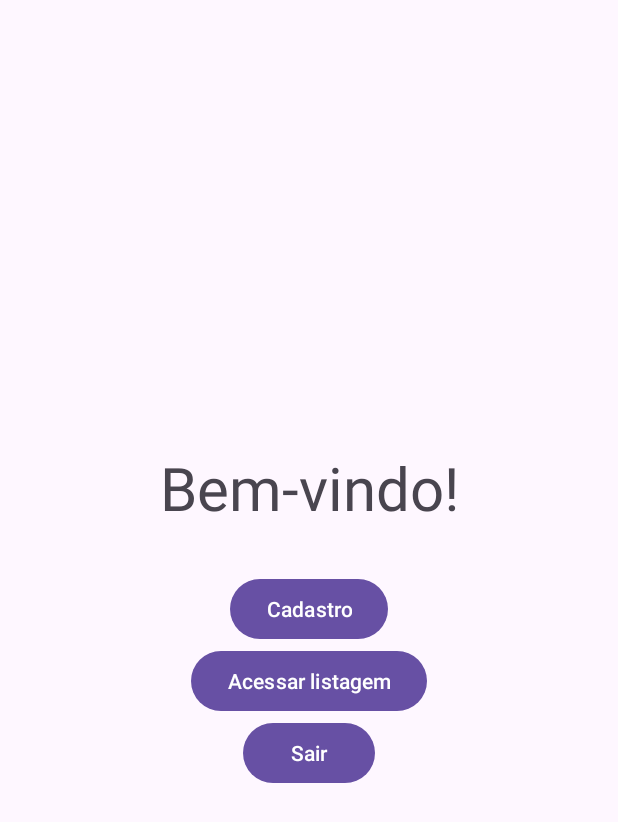
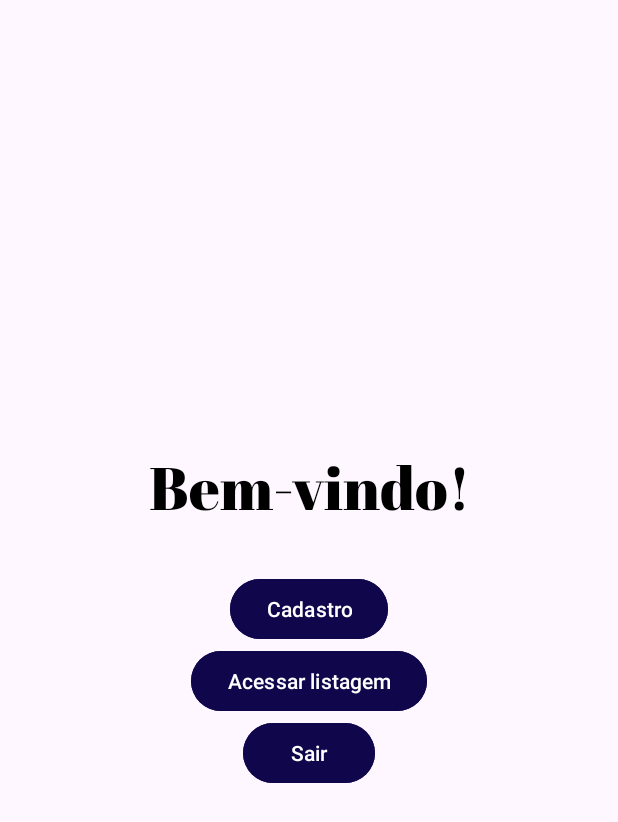
Before and after one commit to dinetzu/projetofinalinclusao, an Android app: the screen it shows after launch (TelaInicialActivity), on a phone screen of 412 x 824 dp. Shown: the top 822 px of the screen. Run offline under Robolectric (Android 15) with nearby library versions, the phone set to English and light mode, and no system bars; Roboto replaces fonts that are not available here.

Commit message:
commit_28/03

```diff
--- a/app/src/main/java/com/example/projetofinalmarch/ListagemActivity.java
+++ b/app/src/main/java/com/example/projetofinalmarch/ListagemActivity.java
@@ -16,7 +16,7 @@ import com.example.projetofinalmarch.ui.UsuarioAdapter;
 import java.util.List;
 
 
-// não consigo passar os dados do BD para cá
+// não conseguimos passar os dados do BD para cá, apesar de estar funcional no CadastroActivity
 public class ListagemActivity extends AppCompatActivity {
 
     private ActivityListagemBinding binding;
@@ -39,7 +39,7 @@ public class ListagemActivity extends AppCompatActivity {
             public void run(){
                 AppDatabase db = AppDatabase.getInstance(getApplicationContext());
 
-                //cria uma variavel para acessar o usuario DAO
+                //Cria uma variavel para acessar o usuario DAO
                 UsuarioDAO usuarioDao = db.usuarioDAO();
                 List<Usuario> listaUsuario = usuarioDao.listarUsuarios();
 
--- a/app/src/main/java/com/example/projetofinalmarch/TelaInicialActivity.java
+++ b/app/src/main/java/com/example/projetofinalmarch/TelaInicialActivity.java
@@ -39,8 +39,9 @@ public class TelaInicialActivity extends AppCompatActivity {
                 }
             }, DELAY);
         });
-
+        //SetOnClickListener para ir à tela de listagem.
         binding.btnListagem.setOnClickListener(v ->{
+            //Intenção criada para ir à tela desejada.
             Intent INTENT = new Intent(TelaInicialActivity.this, ListagemActivity.class);
 
 
@@ -55,7 +56,7 @@ public class TelaInicialActivity extends AppCompatActivity {
                 }
             }, DELAY);
         });
-
+        //Fecha o programa.
         binding.btnSair.setOnClickListener(v ->{
 
             finish();
--- a/app/src/main/java/com/example/projetofinalmarch/ui/UsuarioAdapter.java
+++ b/app/src/main/java/com/example/projetofinalmarch/ui/UsuarioAdapter.java
@@ -37,7 +37,7 @@ public class UsuarioAdapter extends RecyclerView.Adapter<UsuarioViewHolder> {
         Usuario usuario = usuarios.get(position);
 
         /*
-        usa o m bind do usuario view holder para atualizar os dados
+        usa o method (escrito assim pq me-t-o-d-o da erro) bind do usuario view holder para atualizar os dados
          */
         holder.bind(usuario);
         holder.bind(usuario);
--- a/app/src/main/java/com/example/projetofinalmarch/ui/UsuarioViewHolder.java
+++ b/app/src/main/java/com/example/projetofinalmarch/ui/UsuarioViewHolder.java
@@ -16,7 +16,7 @@ public class UsuarioViewHolder extends RecyclerView.ViewHolder {
         this.binding = binding;
     }
 
-    //atualiza componentes da interface com os dados do usuario
+    //Atualiza componentes da interface com os dados do usuario
     public void bind(Usuario usuario) {
         binding.textoNOME.setText(usuario.NOME);
         binding.textoEMAIL.setText(usuario.EMAIL);
--- a/app/src/main/res/layout/activity_cadastro.xml
+++ b/app/src/main/res/layout/activity_cadastro.xml
@@ -126,7 +126,7 @@
         android:gravity="center"
         android:text="Cadastrar"
         android:textColor="#FFFFFF"
-        android:background="@color/black"/>
+        android:backgroundTint="#0F064C"/>
 
     <Button
         android:id="@+id/btnVoltarInicial"
@@ -136,6 +136,6 @@
         android:gravity="center"
         android:text="Voltar ao Menu Principal"
         android:textColor="#FFFFFF"
-        android:background="@color/black"
-        android:layout_marginTop="30dp"/>
+        android:backgroundTint="#0F064C"
+        android:layout_marginTop="15dp"/>
 </LinearLayout>
--- a/app/src/main/res/layout/activity_listagem.xml
+++ b/app/src/main/res/layout/activity_listagem.xml
@@ -7,7 +7,7 @@
     tools:context=".ListagemActivity"
     android:orientation="vertical"
     android:layout_gravity="center">
-
+<!--chamando recyclerView-->
     <androidx.recyclerview.widget.RecyclerView
         android:id="@+id/recyclerViewUsuarios"
         app:layoutManager="androidx.recyclerview.widget.LinearLayoutManager"
--- a/app/src/main/res/layout/activity_tela_inicial.xml
+++ b/app/src/main/res/layout/activity_tela_inicial.xml
@@ -13,6 +13,8 @@
         android:layout_height="wrap_content"
         android:text="Bem-vindo!"
         android:textSize="40dp"
+        android:fontFamily="@font/abril_fatface"
+        android:textColor="@color/black"
         android:textAlignment="center"
         android:layout_marginBottom="30dp"/>
 
@@ -20,18 +22,21 @@
         android:layout_width="wrap_content"
         android:layout_height="wrap_content"
         android:text="Cadastro"
+        android:backgroundTint="#0F064C"
         android:id="@+id/btnCadastro"/>
 
     <Button
         android:layout_width="wrap_content"
         android:layout_height="wrap_content"
         android:text="Acessar listagem"
+        android:backgroundTint="#0F064C"
         android:id="@+id/btnListagem"/>
 
     <Button
         android:layout_width="wrap_content"
         android:layout_height="wrap_content"
         android:text="Sair"
+        android:backgroundTint="#0F064C"
         android:id="@+id/btnSair"/>
 
 </LinearLayout>
--- a/app/src/main/res/layout/usuario_layout.xml
+++ b/app/src/main/res/layout/usuario_layout.xml
@@ -1,7 +1,7 @@
 <androidx.cardview.widget.CardView xmlns:android="http://schemas.android.com/apk/res/android"
     android:layout_width="match_parent"
     android:layout_height="match_parent">
-
+    <!-- layout recycler view -->
     <TextView android:id="@+id/textoNOME"
         android:layout_width="wrap_content"
         android:layout_height="wrap_content"
```
Also changed, not shown: app/src/main/java/com/example/projetofinalmarch/CadastroActivity.java (+6 -6 lines), app/src/main/java/com/example/projetofinalmarch/database/AppDatabase.java (+4 -4 lines), app/src/main/java/com/example/projetofinalmarch/database/UsuarioDAO.java (+3 -5 lines).
